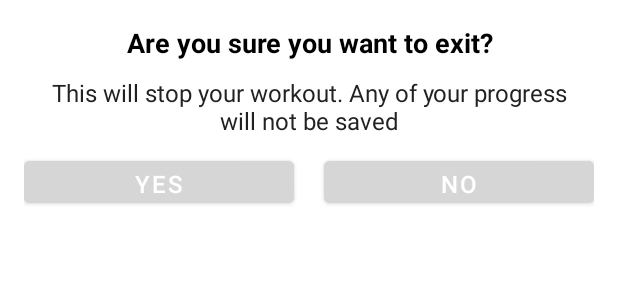
After one commit to LeVi4869/AndroidDevStudies, an Android app: the layout dialog_custom_back_confirmation.xml on its own in the app's theme, with its tools: preview values and no code run, on a phone screen of 412 x 824 dp. The commit adds this screen. Shown: the top 300 px of the screen. Run offline under Robolectric (Android 15) with nearby library versions, the phone set to English and light mode, and no system bars.

Commit message:
adding custom dialogs to warn users trying to return to main screen

```diff
--- a/7MinWorkout/app/src/main/AndroidManifest.xml
+++ b/7MinWorkout/app/src/main/AndroidManifest.xml
@@ -4,7 +4,7 @@
 
     <queries>
         <intent>
-            <action android:name="android.intent.action.TTS_SERVICE"/>
+            <action android:name="android.intent.action.TTS_SERVICE" />
         </intent>
     </queries>
 
@@ -15,6 +15,9 @@
         android:roundIcon="@mipmap/ic_launcher_round"
         android:supportsRtl="true"
         android:theme="@style/Theme.7MinWorkout">
+        <activity
+            android:name=".FinishActivity"
+            android:exported="true" />
         <activity
             android:name=".ExerciseActivity"
             android:exported="true" />
--- /dev/null
+++ b/7MinWorkout/app/src/main/res/layout/dialog_custom_back_confirmation.xml
@@ -0,0 +1,60 @@
+<?xml version="1.0" encoding="utf-8"?>
+<LinearLayout xmlns:android="http://schemas.android.com/apk/res/android"
+    android:layout_width="match_parent"
+    android:layout_height="wrap_content"
+    android:gravity="center"
+    android:orientation="vertical"
+    android:padding="16dp">
+
+    <TextView
+        android:layout_width="match_parent"
+        android:layout_height="wrap_content"
+        android:gravity="center"
+        android:text="Are you sure you want to exit?"
+        android:textColor="@android:color/black"
+        android:textSize="18sp"
+        android:textStyle="bold"
+        />
+    <TextView
+        android:layout_width="match_parent"
+        android:layout_height="wrap_content"
+        android:layout_marginStart="10dp"
+        android:layout_marginTop="10dp"
+        android:layout_marginEnd="10dp"
+        android:gravity="center"
+        android:text="This will stop your workout. Any of your progress will not be saved"
+        android:textColor="#212121"
+        android:textSize="16sp"
+        />
+    <LinearLayout
+        android:layout_width="match_parent"
+        android:layout_height="wrap_content"
+        android:layout_marginTop="10dp"
+        android:orientation="horizontal">
+        <Button
+            android:id="@+id/btnYes"
+            android:layout_width="0dp"
+            android:layout_height="40dp"
+            android:layout_marginEnd="10dp"
+            android:layout_weight="1"
+            android:backgroundTint="@color/colorAccent"
+            android:gravity="center"
+            android:text="YES"
+            android:textColor="#FFFFFF"
+            android:textSize="16sp"
+            />
+        <Button
+            android:id="@+id/btnNo"
+            android:layout_width="0dp"
+            android:layout_height="40dp"
+            android:layout_marginStart="10dp"
+            android:layout_weight="1"
+            android:backgroundTint="@color/colorAccent"
+            android:gravity="center"
+            android:text="NO"
+            android:textColor="#FFFFFF"
+            android:textSize="16sp"
+            />
+    </LinearLayout>
+
+</LinearLayout>
```
Also changed, not shown: 7MinWorkout/app/src/main/java/com/example/a7minworkout/ExerciseActivity.kt (+30 -8 lines), 7MinWorkout/app/src/main/java/com/example/a7minworkout/FinishActivity.kt (added, +27 -0 lines), 7MinWorkout/app/src/main/res/layout/activity_finish.xml (added, +62 -0 lines), 7MinWorkout/app/src/main/res/drawable/ic_action_done.png (added).
